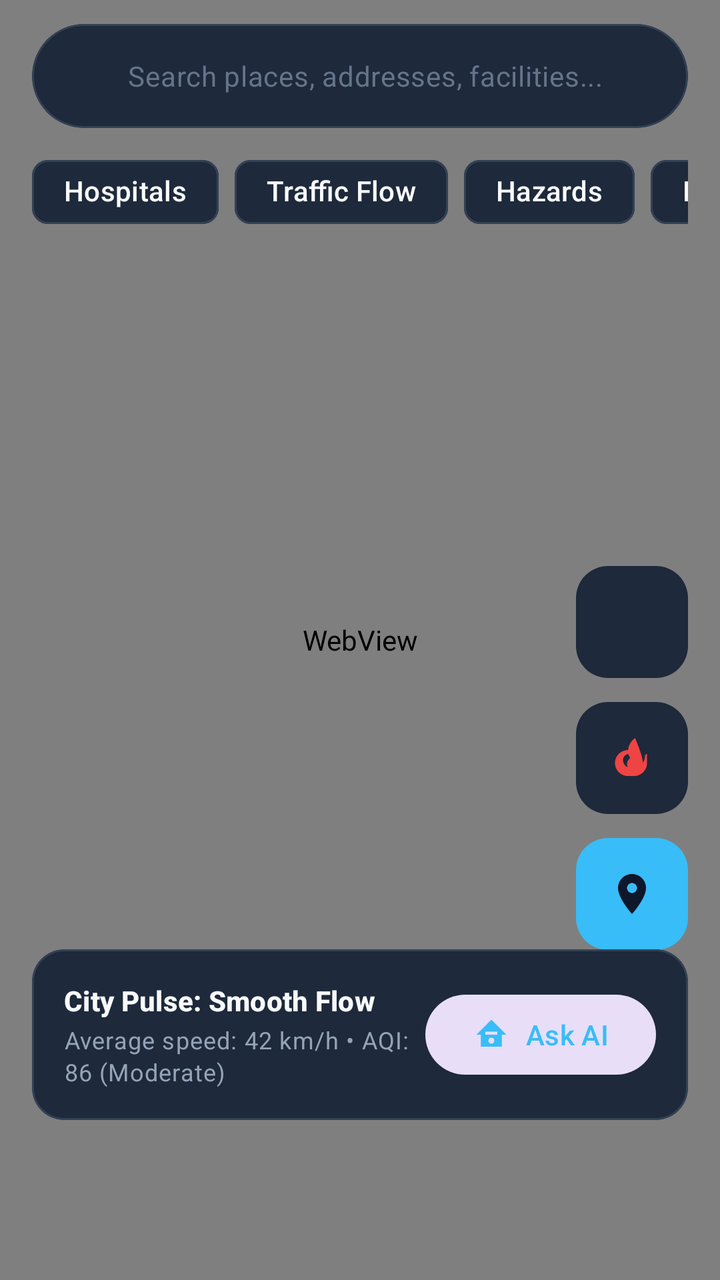
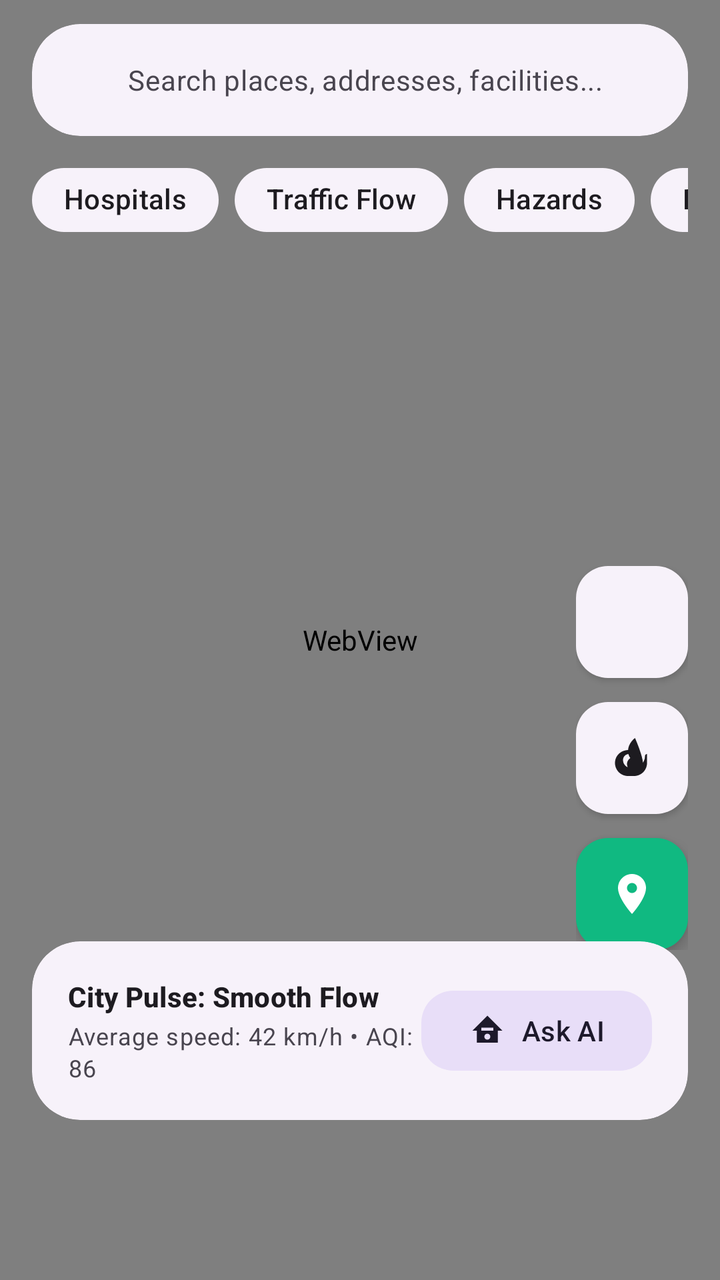

An Android layout rendered at two revisions. The XML below is the earlier revision; the diff shows what the commit changed to produce the second picture.
<!-- AndroidManifest.xml: application theme Theme.UrbanPulse -->
<!-- res/layout/fragment_live_map.xml -->
<?xml version="1.0" encoding="utf-8"?>
<androidx.coordinatorlayout.widget.CoordinatorLayout
    xmlns:android="http://schemas.android.com/apk/res/android"
    xmlns:app="http://schemas.android.com/apk/res-auto"
    xmlns:tools="http://schemas.android.com/tools"
    android:layout_width="match_parent"
    android:layout_height="match_parent"
    android:background="@color/bg_dark">

    
    <FrameLayout
        android:id="@+id/mapContainer"
        android:layout_width="match_parent"
        android:layout_height="match_parent">

        <android.webkit.WebView
            android:id="@+id/mapWebView"
            android:layout_width="match_parent"
            android:layout_height="match_parent" />

        
        <androidx.fragment.app.FragmentContainerView
            android:id="@+id/native_map_container"
            android:layout_width="match_parent"
            android:layout_height="match_parent"
            android:visibility="gone" />

    </FrameLayout>

    
    <LinearLayout
        android:layout_width="match_parent"
        android:layout_height="wrap_content"
        android:orientation="vertical"
        android:paddingHorizontal="16dp"
        android:paddingTop="12dp"
        android:fitsSystemWindows="true">

        <com.google.android.material.card.MaterialCardView
            android:layout_width="match_parent"
            android:layout_height="52dp"
            app:cardCornerRadius="26dp"
            app:cardElevation="0dp"
            app:strokeWidth="1dp"
            app:strokeColor="@color/surface_border"
            app:cardBackgroundColor="@color/surface_card">

            <LinearLayout
                android:layout_width="match_parent"
                android:layout_height="match_parent"
                android:gravity="center_vertical"
                android:orientation="horizontal"
                android:paddingHorizontal="16dp">

                <ImageView
                    android:layout_width="20dp"
                    android:layout_height="20dp"
                    android:src="@drawable/ic_search"
                    app:tint="@color/text_secondary" />

                <EditText
                    android:id="@+id/etMapSearch"
                    android:layout_width="0dp"
                    android:layout_height="match_parent"
                    android:layout_weight="1"
                    android:background="@null"
                    android:hint="Search places, addresses, facilities..."
                    android:imeOptions="actionSearch"
                    android:inputType="text"
                    android:paddingHorizontal="12dp"
                    android:textAppearance="@style/TextAppearance.Material3.BodyMedium"
                    android:textColor="@color/text_primary"
                    android:textColorHint="@color/text_tertiary" />

                <ImageButton
                    android:id="@+id/btnClearSearch"
                    android:layout_width="32dp"
                    android:layout_height="32dp"
                    android:background="?attr/selectableItemBackgroundBorderless"
                    android:src="@drawable/ic_close"
                    android:visibility="gone"
                    app:tint="@color/text_secondary" />

            </LinearLayout>
        </com.google.android.material.card.MaterialCardView>

        
        <HorizontalScrollView
            android:layout_width="match_parent"
            android:layout_height="wrap_content"
            android:layout_marginTop="8dp"
            android:scrollbars="none">

            <com.google.android.material.chip.ChipGroup
                android:id="@+id/chipGroupFilters"
                android:layout_width="wrap_content"
                android:layout_height="wrap_content"
                app:singleLine="true">

                <com.google.android.material.chip.Chip
                    android:id="@+id/chipHospitals"
                    style="@style/Widget.Material3.Chip.Filter"
                    android:layout_width="wrap_content"
                    android:layout_height="wrap_content"
                    android:text="Hospitals"
                    app:chipIcon="@drawable/ic_medical"
                    app:chipIconTint="@color/solid_error"
                    android:textColor="@color/text_primary"
                    app:chipBackgroundColor="@color/surface_card"
                    app:chipStrokeColor="@color/surface_border"
                    app:chipStrokeWidth="1dp" />

                <com.google.android.material.chip.Chip
                    android:id="@+id/chipTraffic"
                    style="@style/Widget.Material3.Chip.Filter"
                    android:layout_width="wrap_content"
                    android:layout_height="wrap_content"
                    android:text="Traffic Flow"
                    app:chipIcon="@drawable/ic_traffic"
                    app:chipIconTint="@color/solid_warning"
                    android:textColor="@color/text_primary"
                    app:chipBackgroundColor="@color/surface_card"
                    app:chipStrokeColor="@color/surface_border"
                    app:chipStrokeWidth="1dp" />

                <com.google.android.material.chip.Chip
                    android:id="@+id/chipIncidents"
                    style="@style/Widget.Material3.Chip.Filter"
                    android:layout_width="wrap_content"
                    android:layout_height="wrap_content"
                    android:text="Hazards"
                    app:chipIcon="@drawable/ic_fire"
                    app:chipIconTint="@color/primary_orange"
                    android:textColor="@color/text_primary"
                    app:chipBackgroundColor="@color/surface_card"
                    app:chipStrokeColor="@color/surface_border"
                    app:chipStrokeWidth="1dp" />

                <com.google.android.material.chip.Chip
                    android:id="@+id/chipEco"
                    style="@style/Widget.Material3.Chip.Filter"
                    android:layout_width="wrap_content"
                    android:layout_height="wrap_content"
                    android:text="Eco Routes"
                    app:chipIcon="@drawable/ic_map"
                    app:chipIconTint="@color/solid_success"
                    android:textColor="@color/text_primary"
                    app:chipBackgroundColor="@color/surface_card"
                    app:chipStrokeColor="@color/surface_border"
                    app:chipStrokeWidth="1dp" />

                <com.google.android.material.chip.Chip
                    android:id="@+id/chipEV"
                    style="@style/Widget.Material3.Chip.Filter"
                    android:layout_width="wrap_content"
                    android:layout_height="wrap_content"
                    android:text="EV Stations"
                    app:chipIcon="@drawable/ic_location_pin"
                    app:chipIconTint="@color/primary_blue"
                    android:textColor="@color/text_primary"
                    app:chipBackgroundColor="@color/surface_card"
                    app:chipStrokeColor="@color/surface_border"
                    app:chipStrokeWidth="1dp" />

            </com.google.android.material.chip.ChipGroup>
        </HorizontalScrollView>

        
        <androidx.recyclerview.widget.RecyclerView
            android:id="@+id/rvSearchResults"
            android:layout_width="match_parent"
            android:layout_height="wrap_content"
            android:layout_marginTop="4dp"
            android:background="@drawable/bg_rounded_card"
            android:elevation="12dp"
            android:maxHeight="220dp"
            android:visibility="gone" />

    </LinearLayout>

    
    <LinearLayout
        android:layout_width="wrap_content"
        android:layout_height="wrap_content"
        android:layout_gravity="end|bottom"
        android:layout_marginBottom="165dp"
        android:layout_marginEnd="16dp"
        android:orientation="vertical">

        <com.google.android.material.floatingactionbutton.FloatingActionButton
            android:id="@+id/fabTrafficToggle"
            android:layout_width="wrap_content"
            android:layout_height="wrap_content"
            android:layout_marginBottom="12dp"
            android:contentDescription="Toggle Traffic"
            android:src="@drawable/ic_traffic"
            app:tint="@color/text_primary"
            app:backgroundTint="@color/surface_card"
            app:elevation="0dp"
            app:fabSize="mini" />

        <com.google.android.material.floatingactionbutton.FloatingActionButton
            android:id="@+id/fabReportHazard"
            android:layout_width="wrap_content"
            android:layout_height="wrap_content"
            android:layout_marginBottom="12dp"
            android:contentDescription="Report Hazard"
            android:src="@drawable/ic_fire"
            app:tint="@color/solid_error"
            app:backgroundTint="@color/surface_card"
            app:elevation="0dp"
            app:fabSize="mini" />

        <com.google.android.material.floatingactionbutton.FloatingActionButton
            android:id="@+id/fabMyLocation"
            android:layout_width="wrap_content"
            android:layout_height="wrap_content"
            android:contentDescription="My Location"
            android:src="@drawable/ic_location_pin"
            app:tint="@color/bg_dark"
            app:backgroundTint="@color/primary_blue"
            app:elevation="0dp" />

    </LinearLayout>

    
    <com.google.android.material.card.MaterialCardView
        android:id="@+id/cardCityStatus"
        android:layout_width="match_parent"
        android:layout_height="wrap_content"
        android:layout_gravity="bottom"
        android:layout_marginHorizontal="16dp"
        android:layout_marginBottom="80dp"
        app:cardCornerRadius="16dp"
        app:cardElevation="0dp"
        app:strokeWidth="1dp"
        app:strokeColor="@color/surface_border"
        app:cardBackgroundColor="@color/surface_card">

        <LinearLayout
            android:layout_width="match_parent"
            android:layout_height="wrap_content"
            android:orientation="horizontal"
            android:padding="16dp"
            android:gravity="center_vertical">

            <LinearLayout
                android:layout_width="0dp"
                android:layout_height="wrap_content"
                android:layout_weight="1"
                android:orientation="vertical">

                <TextView
                    android:id="@+id/tvLiveStatusTitle"
                    android:layout_width="wrap_content"
                    android:layout_height="wrap_content"
                    android:text="City Pulse: Smooth Flow"
                    android:textAppearance="@style/TextAppearance.Material3.TitleSmall"
                    android:textColor="@color/text_primary"
                    android:textStyle="bold" />

                <TextView
                    android:id="@+id/tvLiveStatusSubtitle"
                    android:layout_width="wrap_content"
                    android:layout_height="wrap_content"
                    android:layout_marginTop="2dp"
                    android:text="Average speed: 42 km/h • AQI: 86 (Moderate)"
                    android:textAppearance="@style/TextAppearance.Material3.BodySmall"
                    android:textColor="@color/text_secondary" />

            </LinearLayout>

            <com.google.android.material.button.MaterialButton
                android:id="@+id/btnAskYatri"
                style="@style/Widget.Material3.Button.TonalButton"
                android:layout_width="wrap_content"
                android:layout_height="wrap_content"
                android:text="Ask AI"
                android:textColor="@color/primary_blue"
                app:icon="@drawable/ic_yatri_ai"
                app:iconTint="@color/primary_blue" />

        </LinearLayout>

    </com.google.android.material.card.MaterialCardView>

</androidx.coordinatorlayout.widget.CoordinatorLayout>
<!-- resources referenced by this layout -->
<resources>
  <color name="bg_dark">#0F172A</color>
  <color name="primary_blue">#38BDF8</color>
  <color name="primary_orange">#F97316</color>
  <color name="solid_error">#EF4444</color>
  <color name="solid_success">#10B981</color>
  <color name="solid_warning">#F59E0B</color>
  <color name="surface_border">#334155</color>
  <color name="surface_card">#1E293B</color>
  <color name="text_primary">#F8FAFC</color>
  <color name="text_secondary">#94A3B8</color>
  <color name="text_tertiary">#64748B</color>
  <!-- drawable bg_rounded_card (drawable) -->
  <?xml version="1.0" encoding="utf-8"?>
  <shape xmlns:android="http://schemas.android.com/apk/res/android"
      android:shape="rectangle">
      <corners android:radius="16dp" />
      <solid android:color="?attr/colorSurfaceContainer" />
      <stroke android:width="1dp" android:color="?attr/colorOutlineVariant" />
  </shape>
  <!-- drawable ic_close (drawable) -->
  <vector xmlns:android="http://schemas.android.com/apk/res/android"
      android:width="24dp"
      android:height="24dp"
      android:viewportWidth="24"
      android:viewportHeight="24">
    <path
        android:fillColor="#FF000000"
        android:pathData="M19,6.41L17.59,5 12,10.59 6.41,5 5,6.41 10.59,12 5,17.59 6.41,19 12,13.41 17.59,19 19,17.59 13.41,12z"/>
  </vector>
  <!-- drawable ic_location_pin (drawable) -->
  <vector xmlns:android="http://schemas.android.com/apk/res/android"
      android:width="24dp"
      android:height="24dp"
      android:viewportWidth="24"
      android:viewportHeight="24">
    <path
        android:fillColor="@android:color/white"
        android:pathData="M12,2C8.13,2 5,5.13 5,9c0,5.25 7,13 7,13s7,-7.75 7,-13c0,-3.87 -3.13,-7 -7,-7zM12,11.5c-1.38,0 -2.5,-1.12 -2.5,-2.5s1.12,-2.5 2.5,-2.5 2.5,1.12 2.5,2.5 -1.12,2.5 -2.5,2.5z"/>
  </vector>
  <!-- drawable ic_map (drawable) -->
  <vector xmlns:android="http://schemas.android.com/apk/res/android"
      android:width="24dp"
      android:height="24dp"
      android:viewportWidth="24"
      android:viewportHeight="24">
    <path
        android:fillColor="@android:color/white"
        android:pathData="M20.5,3l-0.16,0.03L15,5.1 9,3 3.36,4.9c-0.21,0.07 -0.36,0.25 -0.36,0.48V20.5c0,0.28 0.22,0.5 0.5,0.5l0.16,-0.03L9,18.9l6,2.1 5.64,-1.9c0.21,-0.07 0.36,-0.25 0.36,-0.48V3.5c0,-0.28 -0.22,-0.5 -0.5,-0.5zM15,19l-6,-2.11V5l6,2.11V19z"/>
  </vector>
  <!-- drawable ic_medical (drawable) -->
  <vector xmlns:android="http://schemas.android.com/apk/res/android"
      android:width="24dp"
      android:height="24dp"
      android:viewportWidth="24"
      android:viewportHeight="24">
    <path
        android:fillColor="@android:color/black"
        android:pathData="M19,3H5C3.9,3 3,3.9 3,5v14c0,1.1 0.9,2 2,2h14c1.1,0 2,-0.9 2,-2V5C21,3.9 20.1,3 19,3zM16,13h-3v3h-2v-3H8v-2h3V8h2v3h3V13z"/>
  </vector>
  <!-- drawable ic_search (drawable) -->
  <?xml version="1.0" encoding="utf-8"?>
  <selector xmlns:android="http://schemas.android.com/apk/res/android">
    
  </selector>
  <!-- drawable ic_traffic (drawable) -->
  <?xml version="1.0" encoding="utf-8"?>
  <selector xmlns:android="http://schemas.android.com/apk/res/android">
  
  </selector>
  <!-- drawable ic_yatri_ai (drawable) -->
  <vector xmlns:android="http://schemas.android.com/apk/res/android"
      android:width="24dp"
      android:height="24dp"
      android:viewportWidth="24"
      android:viewportHeight="24">
    <path
        android:fillColor="@android:color/white"
        android:pathData="M12,2L2,12h3v8h14v-8h3L12,2zM12,18c-1.1,0 -2,-0.9 -2,-2s0.9,-2 2,-2 2,0.9 2,2 -0.9,2 -2,2zM16,12h-8v-2h8v2z"/>
  </vector>
  <style name="Theme.UrbanPulse" parent="Theme.Material3.DayNight.NoActionBar">
          <item name="colorPrimary">@color/primary_green</item>
          <item name="colorSecondary">@color/teal_700</item>
          <item name="android:statusBarColor">?attr/colorSurface</item>
          <item name="android:windowLightStatusBar" tools:targetApi="m">true</item>
      </style>
  <color name="primary_green">#10B981</color>
  <color name="teal_700">#0F766E</color>
  <!-- unchanged entries left out for length: 1 -->
</resources>

<!-- the commit's change to res/layout/fragment_live_map.xml (unified diff, before → after) -->
@@ -5,7 +5,7 @@
     xmlns:tools="http://schemas.android.com/tools"
     android:layout_width="match_parent"
     android:layout_height="match_parent"
-    android:background="@color/bg_dark">
+    android:background="?attr/colorSurface">
 
     
     <FrameLayout
@@ -18,7 +18,6 @@
             android:layout_width="match_parent"
             android:layout_height="match_parent" />
 
-        
         <androidx.fragment.app.FragmentContainerView
             android:id="@+id/native_map_container"
             android:layout_width="match_parent"
@@ -38,12 +37,11 @@
 
         <com.google.android.material.card.MaterialCardView
             android:layout_width="match_parent"
-            android:layout_height="52dp"
-            app:cardCornerRadius="26dp"
-            app:cardElevation="0dp"
-            app:strokeWidth="1dp"
-            app:strokeColor="@color/surface_border"
-            app:cardBackgroundColor="@color/surface_card">
+            android:layout_height="56dp"
+            style="@style/Widget.Material3.CardView.Filled"
+            app:cardCornerRadius="24dp"
+            app:cardBackgroundColor="?attr/colorSurfaceContainerLow"
+            app:strokeWidth="0dp">
 
             <LinearLayout
                 android:layout_width="match_parent"
@@ -56,7 +54,7 @@
                     android:layout_width="20dp"
                     android:layout_height="20dp"
                     android:src="@drawable/ic_search"
-                    app:tint="@color/text_secondary" />
+                    app:tint="?attr/colorOnSurfaceVariant" />
 
                 <EditText
                     android:id="@+id/etMapSearch"
@@ -69,8 +67,8 @@
                     android:inputType="text"
                     android:paddingHorizontal="12dp"
                     android:textAppearance="@style/TextAppearance.Material3.BodyMedium"
-                    android:textColor="@color/text_primary"
-                    android:textColorHint="@color/text_tertiary" />
+                    android:textColor="?attr/colorOnSurface"
+                    android:textColorHint="?attr/colorOnSurfaceVariant" />
 
                 <ImageButton
                     android:id="@+id/btnClearSearch"
@@ -79,7 +77,7 @@
                     android:background="?attr/selectableItemBackgroundBorderless"
                     android:src="@drawable/ic_close"
                     android:visibility="gone"
-                    app:tint="@color/text_secondary" />
+                    app:tint="?attr/colorOnSurfaceVariant" />
 
             </LinearLayout>
         </com.google.android.material.card.MaterialCardView>
@@ -104,11 +102,11 @@
                     android:layout_height="wrap_content"
                     android:text="Hospitals"
                     app:chipIcon="@drawable/ic_medical"
-                    app:chipIconTint="@color/solid_error"
-                    android:textColor="@color/text_primary"
-                    app:chipBackgroundColor="@color/surface_card"
-                    app:chipStrokeColor="@color/surface_border"
-                    app:chipStrokeWidth="1dp" />
+                    app:chipIconTint="?attr/colorPrimary"
+                    android:textColor="?attr/colorOnSurface"
+                    app:chipBackgroundColor="?attr/colorSurfaceContainerLow"
+                    app:chipStrokeWidth="0dp"
+                    app:chipCornerRadius="16dp" />
 
                 <com.google.android.material.chip.Chip
                     android:id="@+id/chipTraffic"
@@ -117,11 +115,11 @@
                     android:layout_height="wrap_content"
                     android:text="Traffic Flow"
                     app:chipIcon="@drawable/ic_traffic"
-                    app:chipIconTint="@color/solid_warning"
-                    android:textColor="@color/text_primary"
-                    app:chipBackgroundColor="@color/surface_card"
-                    app:chipStrokeColor="@color/surface_border"
-                    app:chipStrokeWidth="1dp" />
+                    app:chipIconTint="?attr/colorPrimary"
+                    android:textColor="?attr/colorOnSurface"
+                    app:chipBackgroundColor="?attr/colorSurfaceContainerLow"
+                    app:chipStrokeWidth="0dp"
+                    app:chipCornerRadius="16dp" />
 
                 <com.google.android.material.chip.Chip
                     android:id="@+id/chipIncidents"
@@ -130,11 +128,11 @@
                     android:layout_height="wrap_content"
                     android:text="Hazards"
                     app:chipIcon="@drawable/ic_fire"
-                    app:chipIconTint="@color/primary_orange"
-                    android:textColor="@color/text_primary"
-                    app:chipBackgroundColor="@color/surface_card"
-                    app:chipStrokeColor="@color/surface_border"
-                    app:chipStrokeWidth="1dp" />
+                    app:chipIconTint="?attr/colorPrimary"
+                    android:textColor="?attr/colorOnSurface"
+                    app:chipBackgroundColor="?attr/colorSurfaceContainerLow"
+                    app:chipStrokeWidth="0dp"
+                    app:chipCornerRadius="16dp" />
 
                 <com.google.android.material.chip.Chip
                     android:id="@+id/chipEco"
@@ -143,11 +141,11 @@
                     android:layout_height="wrap_content"
                     android:text="Eco Routes"
                     app:chipIcon="@drawable/ic_map"
-                    app:chipIconTint="@color/solid_success"
-                    android:textColor="@color/text_primary"
-                    app:chipBackgroundColor="@color/surface_card"
-                    app:chipStrokeColor="@color/surface_border"
-                    app:chipStrokeWidth="1dp" />
+                    app:chipIconTint="?attr/colorPrimary"
+                    android:textColor="?attr/colorOnSurface"
+                    app:chipBackgroundColor="?attr/colorSurfaceContainerLow"
+                    app:chipStrokeWidth="0dp"
+                    app:chipCornerRadius="16dp" />
 
                 <com.google.android.material.chip.Chip
                     android:id="@+id/chipEV"
@@ -156,23 +154,22 @@
                     android:layout_height="wrap_content"
                     android:text="EV Stations"
                     app:chipIcon="@drawable/ic_location_pin"
-                    app:chipIconTint="@color/primary_blue"
-                    android:textColor="@color/text_primary"
-                    app:chipBackgroundColor="@color/surface_card"
-                    app:chipStrokeColor="@color/surface_border"
-                    app:chipStrokeWidth="1dp" />
+                    app:chipIconTint="?attr/colorPrimary"
+                    android:textColor="?attr/colorOnSurface"
+                    app:chipBackgroundColor="?attr/colorSurfaceContainerLow"
+                    app:chipStrokeWidth="0dp"
+                    app:chipCornerRadius="16dp" />
 
             </com.google.android.material.chip.ChipGroup>
         </HorizontalScrollView>
 
-        
         <androidx.recyclerview.widget.RecyclerView
             android:id="@+id/rvSearchResults"
             android:layout_width="match_parent"
             android:layout_height="wrap_content"
             android:layout_marginTop="4dp"
-            android:background="@drawable/bg_rounded_card"
-            android:elevation="12dp"
+            android:background="?attr/colorSurfaceContainerLow"
+            android:elevation="6dp"
             android:maxHeight="220dp"
             android:visibility="gone" />
 
@@ -194,9 +191,9 @@
             android:layout_marginBottom="12dp"
             android:contentDescription="Toggle Traffic"
             android:src="@drawable/ic_traffic"
-            app:tint="@color/text_primary"
-            app:backgroundTint="@color/surface_card"
-            app:elevation="0dp"
+            app:tint="?attr/colorOnSurface"
+            app:backgroundTint="?attr/colorSurfaceContainerLow"
+            app:elevation="2dp"
             app:fabSize="mini" />
 
         <com.google.android.material.floatingactionbutton.FloatingActionButton
@@ -206,9 +203,9 @@
             android:layout_marginBottom="12dp"
             android:contentDescription="Report Hazard"
             android:src="@drawable/ic_fire"
-            app:tint="@color/solid_error"
-            app:backgroundTint="@color/surface_card"
-            app:elevation="0dp"
+            app:tint="?attr/colorOnSurface"
+            app:backgroundTint="?attr/colorSurfaceContainerLow"
+            app:elevation="2dp"
             app:fabSize="mini" />
 
         <com.google.android.material.floatingactionbutton.FloatingActionButton
@@ -217,9 +214,9 @@
             android:layout_height="wrap_content"
             android:contentDescription="My Location"
             android:src="@drawable/ic_location_pin"
-            app:tint="@color/bg_dark"
-            app:backgroundTint="@color/primary_blue"
-            app:elevation="0dp" />
+            app:tint="?attr/colorOnPrimary"
+            app:backgroundTint="?attr/colorPrimary"
+            app:elevation="4dp" />
 
     </LinearLayout>
 
@@ -231,17 +228,16 @@
         android:layout_gravity="bottom"
         android:layout_marginHorizontal="16dp"
         android:layout_marginBottom="80dp"
-        app:cardCornerRadius="16dp"
-        app:cardElevation="0dp"
-        app:strokeWidth="1dp"
-        app:strokeColor="@color/surface_border"
-        app:cardBackgroundColor="@color/surface_card">
+        style="@style/Widget.Material3.CardView.Filled"
+        app:cardCornerRadius="24dp"
+        app:cardBackgroundColor="?attr/colorSurfaceContainerLow"
+        app:strokeWidth="0dp">
 
         <LinearLayout
             android:layout_width="match_parent"
             android:layout_height="wrap_content"
             android:orientation="horizontal"
-            android:padding="16dp"
+            android:padding="18dp"
             android:gravity="center_vertical">
 
             <LinearLayout
@@ -256,7 +252,7 @@
                     android:layout_height="wrap_content"
                     android:text="City Pulse: Smooth Flow"
                     android:textAppearance="@style/TextAppearance.Material3.TitleSmall"
-                    android:textColor="@color/text_primary"
+                    android:textColor="?attr/colorOnSurface"
                     android:textStyle="bold" />
 
                 <TextView
@@ -264,9 +260,9 @@
                     android:layout_width="wrap_content"
                     android:layout_height="wrap_content"
                     android:layout_marginTop="2dp"
-                    android:text="Average speed: 42 km/h • AQI: 86 (Moderate)"
+                    android:text="Average speed: 42 km/h • AQI: 86"
                     android:textAppearance="@style/TextAppearance.Material3.BodySmall"
-                    android:textColor="@color/text_secondary" />
+                    android:textColor="?attr/colorOnSurfaceVariant" />
 
             </LinearLayout>
 
@@ -276,9 +272,8 @@
                 android:layout_width="wrap_content"
                 android:layout_height="wrap_content"
                 android:text="Ask AI"
-                android:textColor="@color/primary_blue"
-                app:icon="@drawable/ic_yatri_ai"
-                app:iconTint="@color/primary_blue" />
+                app:cornerRadius="16dp"
+                app:icon="@drawable/ic_yatri_ai" />
 
         </LinearLayout>
 
<!-- resource entries referenced after the edit -->
@@ -1,24 +1,5 @@
 <!-- resources referenced by this layout -->
 <resources>
-  <color name="bg_dark">#0F172A</color>
-  <color name="primary_blue">#38BDF8</color>
-  <color name="primary_orange">#F97316</color>
-  <color name="solid_error">#EF4444</color>
-  <color name="solid_success">#10B981</color>
-  <color name="solid_warning">#F59E0B</color>
-  <color name="surface_border">#334155</color>
-  <color name="surface_card">#1E293B</color>
-  <color name="text_primary">#F8FAFC</color>
-  <color name="text_secondary">#94A3B8</color>
-  <color name="text_tertiary">#64748B</color>
-  <!-- drawable bg_rounded_card (drawable) -->
-  <?xml version="1.0" encoding="utf-8"?>
-  <shape xmlns:android="http://schemas.android.com/apk/res/android"
-      android:shape="rectangle">
-      <corners android:radius="16dp" />
-      <solid android:color="?attr/colorSurfaceContainer" />
-      <stroke android:width="1dp" android:color="?attr/colorOutlineVariant" />
-  </shape>
   <!-- drawable ic_close (drawable) -->
   <vector xmlns:android="http://schemas.android.com/apk/res/android"
       android:width="24dp"
